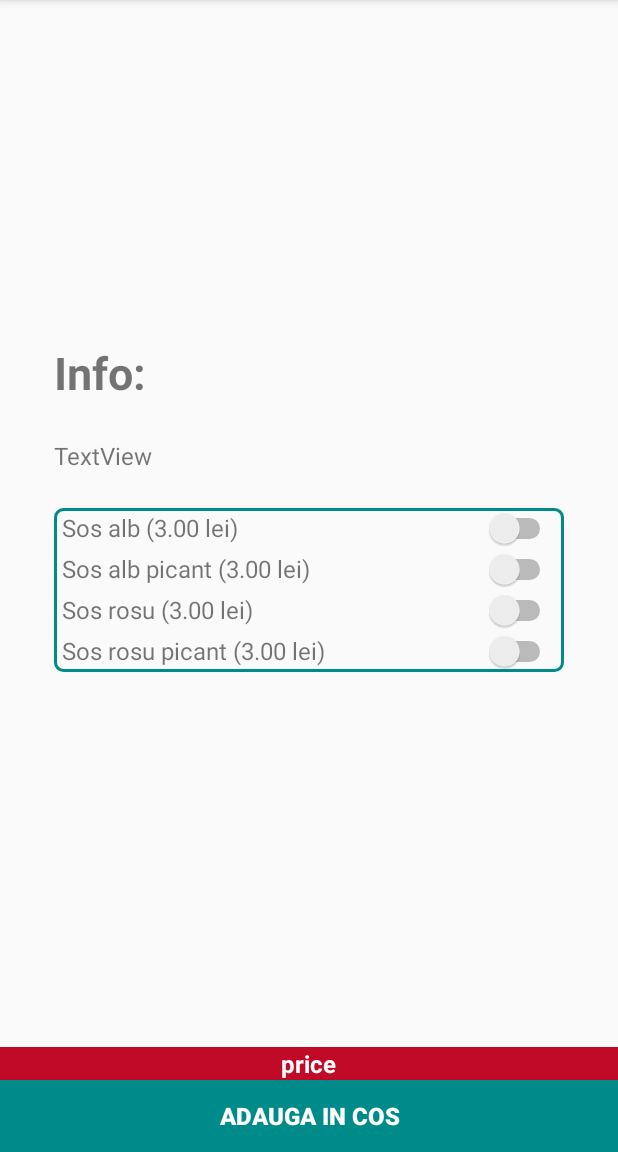
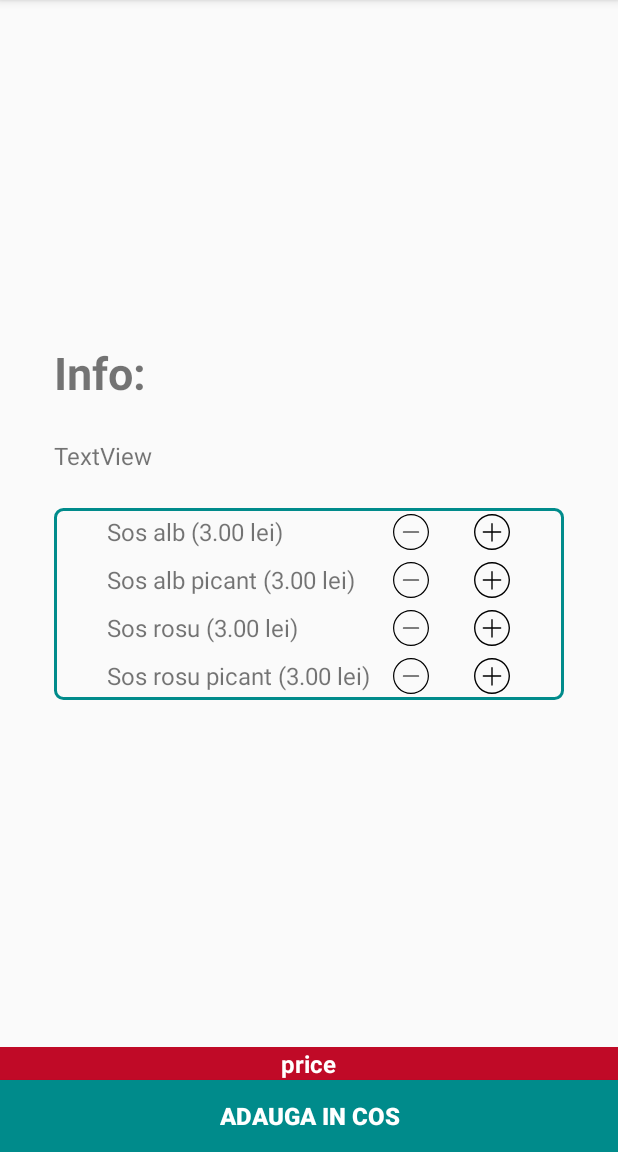
Before and after one commit to AndyRadulescu/android_pizza, an Android app: the MenuPizzaActivity screen opened directly, with no data from a screen before it, on a phone screen of 412 x 824 dp, the part 84-1236 px from its top. Run offline under Robolectric (Android 15) with nearby library versions, the phone set to English and light mode, and no system bars.

Commit message:
made the layout for pizza

```diff
--- /dev/null
+++ b/app/src/main/res/drawable/ic_minus.xml
@@ -0,0 +1,5 @@
+<vector android:height="24dp" android:viewportHeight="44.238"
+    android:viewportWidth="44.238" android:width="24dp" xmlns:android="http://schemas.android.com/apk/res/android">
+    <path android:fillColor="#FF000000" android:pathData="M22.119,44.237C9.922,44.237 0,34.315 0,22.12C0,9.924 9.922,0.001 22.119,0.001S44.238,9.923 44.238,22.12S34.316,44.237 22.119,44.237zM22.119,1.501C10.75,1.501 1.5,10.751 1.5,22.12s9.25,20.619 20.619,20.619s20.619,-9.25 20.619,-20.619S33.488,1.501 22.119,1.501z"/>
+    <path android:fillColor="#FF000000" android:pathData="M31.434,22.869H12.805c-0.414,0 -0.75,-0.336 -0.75,-0.75s0.336,-0.75 0.75,-0.75h18.628c0.414,0 0.75,0.336 0.75,0.75S31.848,22.869 31.434,22.869z"/>
+</vector>
--- /dev/null
+++ b/app/src/main/res/drawable/ic_plus.xml
@@ -0,0 +1,5 @@
+<vector android:height="24dp" android:viewportHeight="52"
+    android:viewportWidth="52" android:width="24dp" xmlns:android="http://schemas.android.com/apk/res/android">
+    <path android:fillColor="#FF000000" android:pathData="M26,0C11.664,0 0,11.663 0,26s11.664,26 26,26s26,-11.663 26,-26S40.336,0 26,0zM26,50C12.767,50 2,39.233 2,26S12.767,2 26,2s24,10.767 24,24S39.233,50 26,50z"/>
+    <path android:fillColor="#FF000000" android:pathData="M38.5,25H27V14c0,-0.553 -0.448,-1 -1,-1s-1,0.447 -1,1v11H13.5c-0.552,0 -1,0.447 -1,1s0.448,1 1,1H25v12c0,0.553 0.448,1 1,1s1,-0.447 1,-1V27h11.5c0.552,0 1,-0.447 1,-1S39.052,25 38.5,25z"/>
+</vector>
--- a/app/src/main/res/layout/content_menu_pizza.xml
+++ b/app/src/main/res/layout/content_menu_pizza.xml
@@ -32,8 +32,8 @@
                 android:layout_width="wrap_content"
                 android:layout_height="wrap_content"
                 android:layout_marginStart="36dp"
+                android:layout_marginTop="8dp"
                 android:layout_marginEnd="36dp"
-                android:layout_marginTop="8dp"
                 android:text="Info:"
                 android:textSize="30sp"
                 android:textStyle="bold" />
@@ -43,37 +43,61 @@
                 android:layout_width="match_parent"
                 android:layout_height="wrap_content"
                 android:layout_marginStart="36dp"
+                android:layout_marginTop="24dp"
                 android:layout_marginEnd="36dp"
-                android:layout_marginTop="24dp"
                 android:text="TextView"
                 android:textSize="16dp" />
 
             <TableLayout
                 android:layout_width="match_parent"
                 android:layout_height="wrap_content"
+                android:layout_marginStart="36dp"
                 android:layout_marginTop="24dp"
-                android:layout_marginStart="36dp"
                 android:layout_marginEnd="36dp"
                 android:background="@drawable/table_border"
                 android:paddingStart="5dp"
                 android:paddingEnd="5dp">
 
-                <TableRow>
+                <TableRow style="@style/table_style">
 
                     <TextView
-                        android:layout_width="match_parent"
+                        android:layout_width="wrap_content"
                         android:layout_height="wrap_content"
                         android:text="Sos alb (3.00 lei)"
                         android:textSize="16dp" />
 
-                    <Switch
-                        android:id="@+id/sos_alb"
-                        android:layout_width="wrap_content"
+                    <LinearLayout
+                        android:layout_width="match_parent"
                         android:layout_height="wrap_content"
-                        android:layout_weight="1" />
+                        android:layout_marginStart="15dp">
+
+                        <ImageButton
+                            android:id="@+id/ib_sos_alb_minus"
+                            android:layout_width="wrap_content"
+                            android:layout_height="wrap_content"
+                            android:layout_gravity="center"
+                            android:background="@null"
+                            android:contentDescription="@string/minus"
+                            android:src="@drawable/ic_minus" />
+
+                        <TextView
+                            android:id="@+id/tf_sos_alb"
+                            android:layout_width="30dp"
+                            android:layout_height="match_parent"
+                            android:gravity="center" />
+
+                        <ImageButton
+                            android:id="@+id/ib_sos_alb_plus"
+                            android:layout_width="wrap_content"
+                            android:layout_height="wrap_content"
+                            android:layout_gravity="center"
+                            android:background="@null"
+                            android:contentDescription="@string/plus"
+                            android:src="@drawable/ic_plus" />
+                    </LinearLayout>
                 </TableRow>
 
-                <TableRow>
+                <TableRow style="@style/table_style">
 
                     <TextView
                         android:layout_width="match_parent"
@@ -81,15 +105,36 @@
                         android:text="Sos alb picant (3.00 lei)"
                         android:textSize="16dp" />
 
-                    <Switch
-                        android:id="@+id/sos_alb_picant"
-                        android:layout_width="wrap_content"
+                    <LinearLayout
+                        android:layout_width="match_parent"
                         android:layout_height="wrap_content"
-                        android:layout_weight="1" />
+                        android:layout_marginStart="15dp">
 
+                        <ImageButton
+                            android:id="@+id/ib_sos_alb_picant_minus"
+                            android:layout_width="wrap_content"
+                            android:layout_height="wrap_content"
+                            android:layout_gravity="center"
+                            android:background="@null"
+                            android:src="@drawable/ic_minus" />
+
+                        <TextView
+                            android:id="@+id/tf_sos_alb_picant"
+                            android:layout_width="30dp"
+                            android:layout_height="match_parent"
+                            android:gravity="center" />
+
+                        <ImageButton
+                            android:id="@+id/ib_sos_alb_picant_plus"
+                            android:layout_width="wrap_content"
+                            android:layout_height="wrap_content"
+                            android:layout_gravity="center"
+                            android:background="@null"
+                            android:src="@drawable/ic_plus" />
+                    </LinearLayout>
                 </TableRow>
 
-                <TableRow>
+                <TableRow style="@style/table_style">
 
                     <TextView
                         android:layout_width="match_parent"
@@ -97,15 +142,37 @@
                         android:text="Sos rosu (3.00 lei)"
                         android:textSize="16dp" />
 
-                    <Switch
-                        android:id="@+id/sos_rosu"
-                        android:layout_width="wrap_content"
+                    <LinearLayout
+                        android:layout_width="match_parent"
                         android:layout_height="wrap_content"
-                        android:layout_weight="1" />
+                        android:layout_marginStart="15dp">
+
+                        <ImageButton
+                            android:id="@+id/ib_sos_rosu_minus"
+                            android:layout_width="wrap_content"
+                            android:layout_height="wrap_content"
+                            android:layout_gravity="center"
+                            android:background="@null"
+                            android:src="@drawable/ic_minus" />
+
+                        <TextView
+                            android:id="@+id/tf_sos_rosu"
+                            android:layout_width="30dp"
+                            android:layout_height="match_parent"
+                            android:gravity="center" />
+
+                        <ImageButton
+                            android:id="@+id/ib_sos_rosu_plus"
+                            android:layout_width="wrap_content"
+                            android:layout_height="wrap_content"
+                            android:layout_gravity="center"
+                            android:background="@null"
+                            android:src="@drawable/ic_plus" />
+                    </LinearLayout>
 
                 </TableRow>
 
-                <TableRow>
+                <TableRow style="@style/table_style">
 
                     <TextView
                         android:layout_width="match_parent"
@@ -113,12 +180,33 @@
                         android:text="Sos rosu picant (3.00 lei)"
                         android:textSize="16dp" />
 
-                    <Switch
-                        android:id="@+id/sos_rosu_picant"
-                        android:layout_width="wrap_content"
+                    <LinearLayout
+                        android:layout_width="match_parent"
                         android:layout_height="wrap_content"
-                        android:layout_weight="1" />
+                        android:layout_marginStart="15dp">
 
+                        <ImageButton
+                            android:id="@+id/ib_sos_rosu_picant_plus"
+                            android:layout_width="wrap_content"
+                            android:layout_height="wrap_content"
+                            android:layout_gravity="center"
+                            android:background="@null"
+                            android:src="@drawable/ic_minus" />
+
+                        <TextView
+                            android:id="@+id/tf_sos_rosu_picant"
+                            android:layout_width="30dp"
+                            android:layout_height="match_parent"
+                            android:gravity="center" />
+
+                        <ImageButton
+                            android:id="@+id/ib_sos_rosu_picant_minus"
+                            android:layout_width="wrap_content"
+                            android:layout_height="wrap_content"
+                            android:layout_gravity="center"
+                            android:background="@null"
+                            android:src="@drawable/ic_plus" />
+                    </LinearLayout>
                 </TableRow>
             </TableLayout>
         </LinearLayout>
--- a/app/src/main/res/values/layoutStyle.xml
+++ b/app/src/main/res/values/layoutStyle.xml
@@ -55,4 +55,10 @@
         <item name="android:textSize">18sp</item>
         <item name="android:textStyle">bold</item>
     </style>
+
+    <style name="table_style">
+        <item name="android:gravity">center</item>
+        <item name="android:paddingTop">4dp</item>
+        <item name="android:paddingBottom">4dp</item>
+    </style>
 </resources>
```
